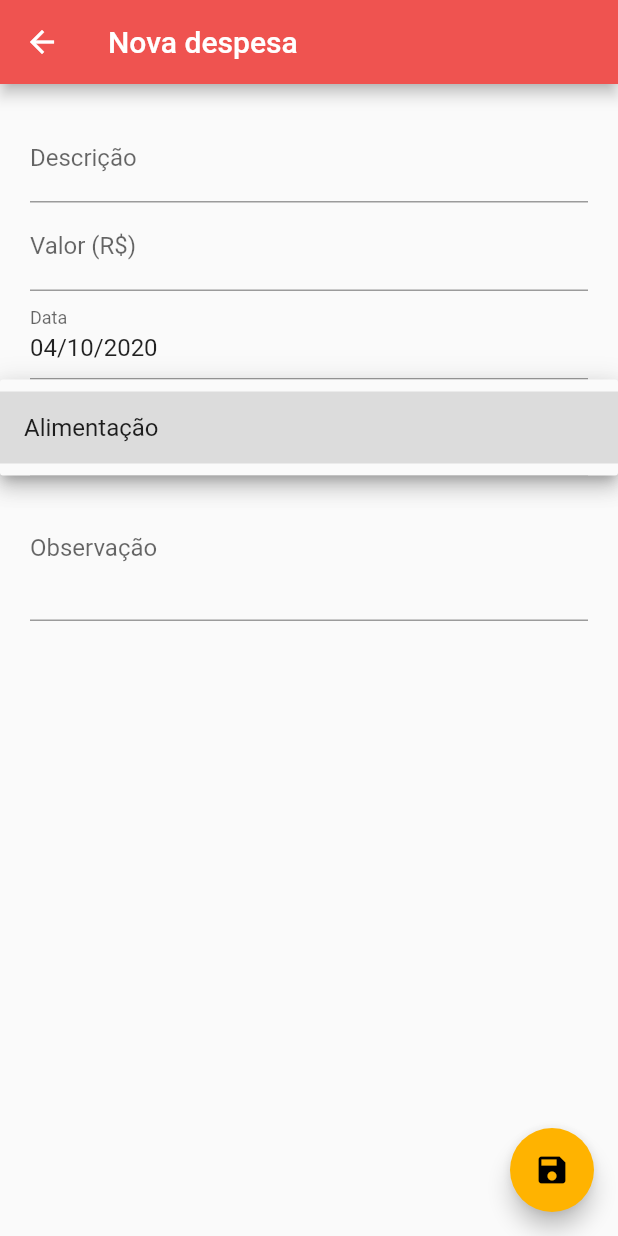
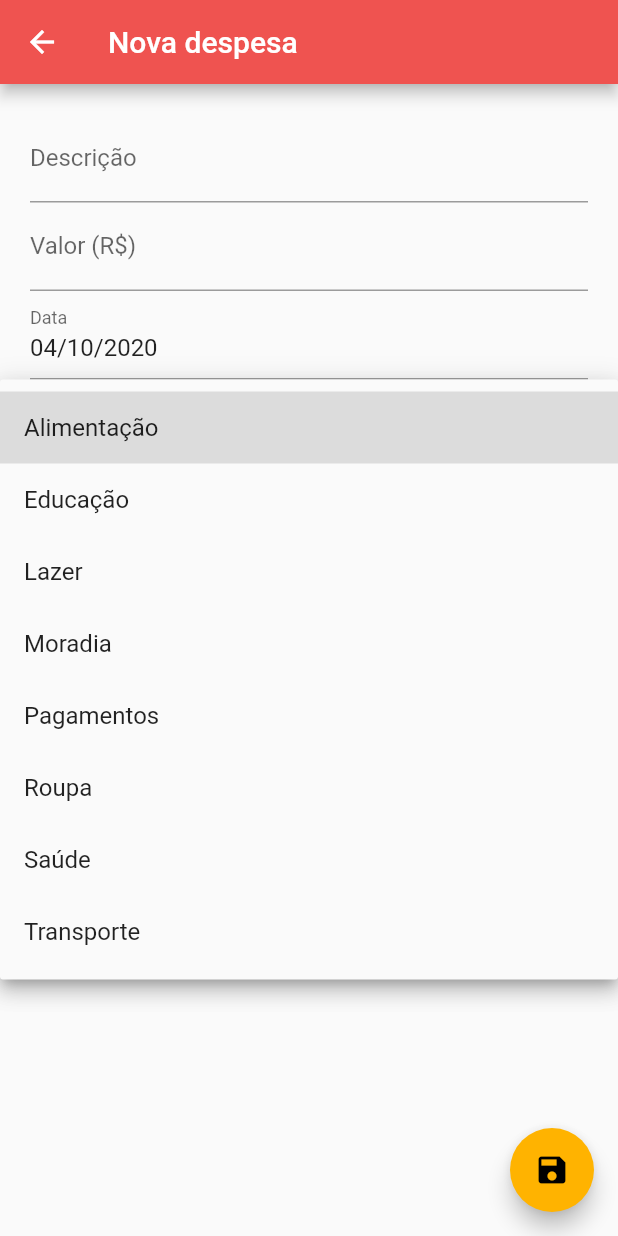
Before and after one commit to felipegabriel1942/fcash-app, a Flutter app: the ExpensesFormScreen screen opened by its route, after a tap on "Categoria", on a phone screen of 412 x 824 dp. Run offline on Flutter 3.47's test engine with Material 2 defaults, Android fonts, the phone set to English and light mode, and no system bars; our stand-ins replace brasil_fields, floor, flushbar, flutter_mobx, get_it, jiffy and 3 more; accounts and stored records are empty; generated files the repository leaves out were written again.

```diff
--- a/lib/views/expenses/expenses_form_screen.dart
+++ b/lib/views/expenses/expenses_form_screen.dart
@@ -159,6 +159,48 @@ class _ExpensesFormScreenState extends State<ExpensesFormScreen> {
                                     'Alimentação',
                                   ),
                                   value: 'alimentacao',
+                                ),
+                                DropdownMenuItem(
+                                  child: Text(
+                                    'Educação',
+                                  ),
+                                  value: 'educacao',
+                                ),
+                                DropdownMenuItem(
+                                  child: Text(
+                                    'Lazer',
+                                  ),
+                                  value: 'lazer',
+                                ),
+                                DropdownMenuItem(
+                                  child: Text(
+                                    'Moradia',
+                                  ),
+                                  value: 'moradia',
+                                ),
+                                DropdownMenuItem(
+                                  child: Text(
+                                    'Pagamentos',
+                                  ),
+                                  value: 'pagamentos',
+                                ),
+                                DropdownMenuItem(
+                                  child: Text(
+                                    'Roupa',
+                                  ),
+                                  value: 'roupa',
+                                ),
+                                DropdownMenuItem(
+                                  child: Text(
+                                    'Saúde',
+                                  ),
+                                  value: 'saude',
+                                ),
+                                DropdownMenuItem(
+                                  child: Text(
+                                    'Transporte',
+                                  ),
+                                  value: 'transporte',
                                 )
                               ],
                               onChanged: controller.setCategorie,
--- a/lib/views/expenses/expenses_screen.dart
+++ b/lib/views/expenses/expenses_screen.dart
@@ -128,10 +128,9 @@ class ExpensesList extends StatelessWidget {
     return Observer(
       builder: (_) {
         return Container(
-          height: _availableHeight * 0.78,
+          height: _availableHeight * 0.92,
           padding: const EdgeInsets.only(
             bottom: 45,
-            top: 10,
           ),
           child: controller.isBusy
               ? Center(
--- a/pubspec.yaml
+++ b/pubspec.yaml
@@ -22,6 +22,7 @@ dependencies:
   floor: ^0.13.0
   cupertino_icons: ^0.1.3
   jiffy: ^3.0.1
+  material_design_icons_flutter: ^4.0.5655
 
 dev_dependencies:
   flutter_test:
```
Also changed, not shown: lib/views/expenses/widgets/expense_list_item.dart (+65 -4 lines), pubspec.lock.
